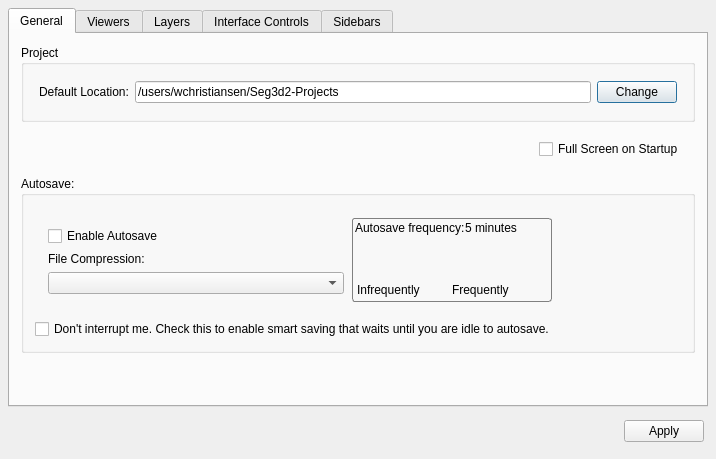
Above: src/Interface/AppPreferences/AppPreferences.ui from SCIInstitute/Seg3D before the change. Below: the same form after it.
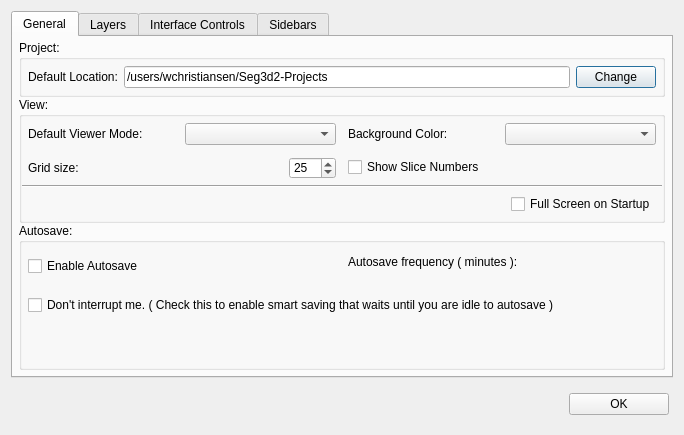
That is the form after the change. The open tabs and pages were chosen to show the change.

Diff of the .ui file:
```diff
--- a/src/Interface/AppPreferences/AppPreferences.ui
+++ b/src/Interface/AppPreferences/AppPreferences.ui
@@ -6,8 +6,8 @@
    <rect>
     <x>0</x>
     <y>0</y>
-    <width>716</width>
-    <height>459</height>
+    <width>684</width>
+    <height>435</height>
    </rect>
   </property>
   <property name="windowTitle">
@@ -35,13 +35,7 @@
 border: 1px solid gray;
 }</string>
   </property>
-  <layout class="QVBoxLayout" name="verticalLayout">
-   <property name="spacing">
-    <number>4</number>
-   </property>
-   <property name="margin">
-    <number>8</number>
-   </property>
+  <layout class="QVBoxLayout" name="verticalLayout_13">
    <item>
     <widget class="QTabWidget" name="prefs_tabs_">
      <property name="currentIndex">
@@ -51,7 +45,22 @@
       <attribute name="title">
        <string>General</string>
       </attribute>
-      <layout class="QVBoxLayout" name="verticalLayout_14">
+      <layout class="QVBoxLayout" name="verticalLayout_12">
+       <property name="spacing">
+        <number>0</number>
+       </property>
+       <property name="leftMargin">
+        <number>6</number>
+       </property>
+       <property name="topMargin">
+        <number>3</number>
+       </property>
+       <property name="rightMargin">
+        <number>6</number>
+       </property>
+       <property name="bottomMargin">
+        <number>6</number>
+       </property>
        <item>
         <widget class="QGroupBox" name="groupBox_9">
          <property name="sizePolicy">
@@ -61,9 +70,15 @@
           </sizepolicy>
          </property>
          <property name="title">
-          <string>Project</string>
+          <string>Project:</string>
          </property>
          <layout class="QVBoxLayout" name="verticalLayout_10">
+          <property name="spacing">
+           <number>0</number>
+          </property>
+          <property name="margin">
+           <number>0</number>
+          </property>
           <item>
            <widget class="QWidget" name="widget_2" native="true">
             <property name="minimumSize">
@@ -73,8 +88,11 @@
              </size>
             </property>
             <layout class="QHBoxLayout" name="horizontalLayout_2">
+             <property name="spacing">
+              <number>-1</number>
+             </property>
              <property name="margin">
-              <number>4</number>
+              <number>6</number>
              </property>
              <item>
               <widget class="QLabel" name="label_10">
@@ -107,104 +125,70 @@
         </widget>
        </item>
        <item>
-        <widget class="QWidget" name="widget_3" native="true">
-         <property name="sizePolicy">
-          <sizepolicy hsizetype="Preferred" vsizetype="Fixed">
-           <horstretch>0</horstretch>
-           <verstretch>0</verstretch>
-          </sizepolicy>
-         </property>
-         <layout class="QHBoxLayout" name="horizontalLayout_11">
-          <item>
-           <spacer name="horizontalSpacer_3">
-            <property name="orientation">
-             <enum>Qt::Horizontal</enum>
-            </property>
-            <property name="sizeHint" stdset="0">
-             <size>
-              <width>472</width>
-              <height>20</height>
-             </size>
-            </property>
-           </spacer>
-          </item>
-          <item>
-           <widget class="QCheckBox" name="full_screen_on_startup_checkbox_">
-            <property name="text">
-             <string>Full Screen on Startup</string>
-            </property>
-            <property name="checked">
-             <bool>false</bool>
-            </property>
-           </widget>
-          </item>
-         </layout>
-        </widget>
-       </item>
-       <item>
-        <widget class="QGroupBox" name="groupBox_2">
-         <property name="sizePolicy">
-          <sizepolicy hsizetype="Preferred" vsizetype="MinimumExpanding">
-           <horstretch>0</horstretch>
-           <verstretch>0</verstretch>
-          </sizepolicy>
-         </property>
+        <widget class="QGroupBox" name="groupBox_3">
          <property name="title">
-          <string>Autosave:</string>
+          <string>View:</string>
          </property>
-         <layout class="QVBoxLayout" name="verticalLayout_13">
+         <layout class="QVBoxLayout" name="verticalLayout_11">
+          <property name="spacing">
+           <number>0</number>
+          </property>
+          <property name="margin">
+           <number>0</number>
+          </property>
           <item>
-           <widget class="QWidget" name="widget_24" native="true">
-            <layout class="QHBoxLayout" name="horizontalLayout_20">
+           <widget class="QWidget" name="widget_20" native="true">
+            <layout class="QHBoxLayout" name="horizontalLayout_12" stretch="1,1">
+             <property name="spacing">
+              <number>0</number>
+             </property>
+             <property name="margin">
+              <number>0</number>
+             </property>
              <item>
-              <widget class="QWidget" name="widget_23" native="true">
-               <property name="minimumSize">
-                <size>
-                 <width>300</width>
-                 <height>0</height>
-                </size>
-               </property>
-               <layout class="QVBoxLayout" name="verticalLayout_12">
-                <property name="spacing">
-                 <number>0</number>
+              <widget class="QWidget" name="widget_21" native="true">
+               <layout class="QGridLayout" name="gridLayout_4" columnstretch="0,0">
+                <property name="horizontalSpacing">
+                 <number>6</number>
+                </property>
+                <property name="verticalSpacing">
+                 <number>12</number>
                 </property>
                 <property name="margin">
-                 <number>2</number>
+                 <number>6</number>
                 </property>
-                <item>
-                 <widget class="QWidget" name="widget_13" native="true">
-                  <property name="minimumSize">
-                   <size>
-                    <width>0</width>
-                    <height>32</height>
-                   </size>
+                <item row="0" column="0">
+                 <widget class="QLabel" name="label">
+                  <property name="sizePolicy">
+                   <sizepolicy hsizetype="MinimumExpanding" vsizetype="Preferred">
+                    <horstretch>0</horstretch>
+                    <verstretch>0</verstretch>
+                   </sizepolicy>
                   </property>
-                  <layout class="QHBoxLayout" name="horizontalLayout_3">
-                   <property name="spacing">
-                    <number>0</number>
-                   </property>
-                   <property name="margin">
-                    <number>0</number>
-                   </property>
-                   <item>
-                    <widget class="QCheckBox" name="auto_save_checkbox_">
-                     <property name="text">
-                      <string>Enable Autosave</string>
-                     </property>
-                    </widget>
-                   </item>
-                  </layout>
+                  <property name="text">
+                   <string>Default Viewer Mode:</string>
+                  </property>
                  </widget>
                 </item>
-                <item>
-                 <widget class="QWidget" name="widget_20" native="true">
-                  <property name="minimumSize">
-                   <size>
-                    <width>0</width>
-                    <height>48</height>
-                   </size>
+                <item row="0" column="1">
+                 <widget class="QComboBox" name="viewer_mode_combobox_"/>
+                </item>
+                <item row="1" column="0">
+                 <widget class="QLabel" name="label_3">
+                  <property name="sizePolicy">
+                   <sizepolicy hsizetype="MinimumExpanding" vsizetype="Preferred">
+                    <horstretch>0</horstretch>
+                    <verstretch>0</verstretch>
+                   </sizepolicy>
                   </property>
-                  <layout class="QVBoxLayout" name="verticalLayout_11">
+                  <property name="text">
+                   <string>Grid size:</string>
+                  </property>
+                 </widget>
+                </item>
+                <item row="1" column="1">
+                 <widget class="QWidget" name="widget_22" native="true">
+                  <layout class="QHBoxLayout" name="horizontalLayout_19">
                    <property name="spacing">
                     <number>0</number>
                    </property>
@@ -212,55 +196,41 @@
                     <number>0</number>
                    </property>
                    <item>
-                    <widget class="QWidget" name="widget_21" native="true">
-                     <layout class="QHBoxLayout" name="horizontalLayout_18">
-                      <property name="spacing">
-                       <number>0</number>
-                      </property>
-                      <property name="margin">
-                       <number>0</number>
-                      </property>
-                      <item>
-                       <widget class="QLabel" name="label_21">
-                        <property name="sizePolicy">
-                         <sizepolicy hsizetype="Preferred" vsizetype="Fixed">
-                          <horstretch>0</horstretch>
-                          <verstretch>0</verstretch>
-                         </sizepolicy>
-                        </property>
-                        <property name="text">
-                         <string>File Compression:</string>
-                        </property>
-                       </widget>
-                      </item>
-                     </layout>
-                    </widget>
+                    <spacer name="horizontalSpacer_4">
+                     <property name="orientation">
+                      <enum>Qt::Horizontal</enum>
+                     </property>
+                     <property name="sizeHint" stdset="0">
+                      <size>
+                       <width>40</width>
+                       <height>20</height>
+                      </size>
+                     </property>
+                    </spacer>
                    </item>
                    <item>
-                    <widget class="QWidget" name="widget_22" native="true">
+                    <widget class="QSpinBox" name="grid_size_spinbox_">
                      <property name="sizePolicy">
-                      <sizepolicy hsizetype="Preferred" vsizetype="MinimumExpanding">
+                      <sizepolicy hsizetype="Preferred" vsizetype="Fixed">
                        <horstretch>0</horstretch>
                        <verstretch>0</verstretch>
                       </sizepolicy>
                      </property>
-                     <property name="minimumSize">
+                     <property name="maximumSize">
                       <size>
-                       <width>0</width>
-                       <height>32</height>
+                       <width>85</width>
+                       <height>16777215</height>
                       </size>
                      </property>
-                     <layout class="QHBoxLayout" name="horizontalLayout_19">
-                      <property name="spacing">
-                       <number>0</number>
-                      </property>
-                      <property name="margin">
-                       <number>0</number>
-                      </property>
-                      <item>
-                       <widget class="QComboBox" name="compression_combobox_"/>
-                      </item>
-                     </layout>
+                     <property name="minimum">
+                      <number>1</number>
+                     </property>
+                     <property name="maximum">
+                      <number>100</number>
+                     </property>
+                     <property name="value">
+                      <number>25</number>
+                     </property>
                     </widget>
                    </item>
                   </layout>
@@ -270,169 +240,187 @@
               </widget>
              </item>
              <item>
-              <widget class="QFrame" name="frequency_frame_">
-               <property name="minimumSize">
-                <size>
-                 <width>200</width>
-                 <height>0</height>
-                </size>
+              <widget class="QWidget" name="widget_4" native="true">
+               <property name="layoutDirection">
+                <enum>Qt::LeftToRight</enum>
                </property>
-               <property name="frameShape">
-                <enum>QFrame::StyledPanel</enum>
-               </property>
-               <property name="frameShadow">
-                <enum>QFrame::Plain</enum>
-               </property>
-               <property name="lineWidth">
-                <number>1</number>
-               </property>
-               <layout class="QVBoxLayout" name="verticalLayout_9">
-                <property name="spacing">
-                 <number>0</number>
+               <layout class="QGridLayout" name="gridLayout">
+                <property name="horizontalSpacing">
+                 <number>6</number>
+                </property>
+                <property name="verticalSpacing">
+                 <number>12</number>
                 </property>
                 <property name="margin">
-                 <number>2</number>
+                 <number>6</number>
                 </property>
-                <item>
-                 <widget class="QWidget" name="widget_14" native="true">
-                  <property name="sizePolicy">
-                   <sizepolicy hsizetype="Preferred" vsizetype="Fixed">
-                    <horstretch>0</horstretch>
-                    <verstretch>0</verstretch>
-                   </sizepolicy>
+                <item row="0" column="1">
+                 <widget class="QComboBox" name="background_color_combobox_">
+                  <property name="maximumSize">
+                   <size>
+                    <width>16777215</width>
+                    <height>16777215</height>
+                   </size>
                   </property>
-                  <layout class="QHBoxLayout" name="horizontalLayout_17">
-                   <property name="spacing">
-                    <number>0</number>
-                   </property>
-                   <property name="margin">
-                    <number>0</number>
-                   </property>
-                   <item>
-                    <widget class="QLabel" name="label_20">
-                     <property name="text">
-                      <string>Autosave frequency:</string>
-                     </property>
-                    </widget>
-                   </item>
-                   <item>
-                    <widget class="QWidget" name="widget_25" native="true">
-                     <property name="layoutDirection">
-                      <enum>Qt::RightToLeft</enum>
-                     </property>
-                     <layout class="QHBoxLayout" name="frequency_layout_">
-                      <property name="spacing">
-                       <number>0</number>
-                      </property>
-                      <property name="margin">
-                       <number>0</number>
-                      </property>
-                      <item>
-                       <widget class="QLabel" name="frequency_label_">
-                        <property name="layoutDirection">
-                         <enum>Qt::LeftToRight</enum>
-                        </property>
-                        <property name="text">
-                         <string>5 minutes</string>
-                        </property>
-                       </widget>
-                      </item>
-                     </layout>
-                    </widget>
-                   </item>
-                  </layout>
                  </widget>
                 </item>
-                <item>
-                 <widget class="QWidget" name="widget_15" native="true">
-                  <layout class="QHBoxLayout" name="horizontalLayout_13">
-                   <property name="spacing">
-                    <number>0</number>
-                   </property>
-                   <property name="margin">
-                    <number>2</number>
-                   </property>
-                  </layout>
+                <item row="2" column="0">
+                 <widget class="QCheckBox" name="show_slice_numbers_checkbox_">
+                  <property name="text">
+                   <string>Show Slice Numbers</string>
+                  </property>
                  </widget>
                 </item>
-                <item>
-                 <widget class="QWidget" name="widget_16" native="true">
-                  <property name="sizePolicy">
-                   <sizepolicy hsizetype="Preferred" vsizetype="Fixed">
-                    <horstretch>0</horstretch>
-                    <verstretch>0</verstretch>
-                   </sizepolicy>
+                <item row="0" column="0">
+                 <widget class="QLabel" name="label_2">
+                  <property name="text">
+                   <string>Background Color:</string>
                   </property>
-                  <layout class="QHBoxLayout" name="horizontalLayout_16">
-                   <property name="spacing">
-                    <number>0</number>
-                   </property>
-                   <property name="margin">
-                    <number>2</number>
-                   </property>
-                   <item>
-                    <widget class="QWidget" name="widget_18" native="true">
-                     <layout class="QHBoxLayout" name="horizontalLayout_15">
-                      <property name="spacing">
-                       <number>0</number>
-                      </property>
-                      <property name="margin">
-                       <number>0</number>
-                      </property>
-                      <item>
-                       <widget class="QLabel" name="label_19">
-                        <property name="layoutDirection">
-                         <enum>Qt::LeftToRight</enum>
-                        </property>
-                        <property name="text">
-                         <string>Infrequently</string>
-                        </property>
-                       </widget>
-                      </item>
-                     </layout>
-                    </widget>
-                   </item>
-                   <item>
-                    <widget class="QWidget" name="widget_17" native="true">
-                     <layout class="QHBoxLayout" name="horizontalLayout_14">
-                      <property name="spacing">
-                       <number>0</number>
-                      </property>
-                      <property name="margin">
-                       <number>0</number>
-                      </property>
-                      <item>
-                       <widget class="QLabel" name="label_9">
-                        <property name="layoutDirection">
-                         <enum>Qt::RightToLeft</enum>
-                        </property>
-                        <property name="text">
-                         <string>Frequently</string>
-                        </property>
-                       </widget>
-                      </item>
-                     </layout>
-                    </widget>
-                   </item>
-                  </layout>
                  </widget>
                 </item>
                </layout>
               </widget>
              </item>
+            </layout>
+           </widget>
+          </item>
+          <item>
+           <widget class="Line" name="line">
+            <property name="orientation">
+             <enum>Qt::Horizontal</enum>
+            </property>
+           </widget>
+          </item>
+          <item>
+           <widget class="QWidget" name="widget_3" native="true">
+            <property name="sizePolicy">
+             <sizepolicy hsizetype="Preferred" vsizetype="Fixed">
+              <horstretch>0</horstretch>
+              <verstretch>0</verstretch>
+             </sizepolicy>
+            </property>
+            <layout class="QHBoxLayout" name="horizontalLayout_11">
+             <property name="margin">
+              <number>6</number>
+             </property>
              <item>
-              <spacer name="horizontalSpacer_7">
+              <spacer name="horizontalSpacer_3">
                <property name="orientation">
                 <enum>Qt::Horizontal</enum>
                </property>
                <property name="sizeHint" stdset="0">
                 <size>
-                 <width>40</width>
+                 <width>472</width>
                  <height>20</height>
                 </size>
                </property>
               </spacer>
              </item>
+             <item>
+              <widget class="QCheckBox" name="full_screen_on_startup_checkbox_">
+               <property name="text">
+                <string>Full Screen on Startup</string>
+               </property>
+               <property name="checked">
+                <bool>false</bool>
+               </property>
+              </widget>
+             </item>
+            </layout>
+           </widget>
+          </item>
+         </layout>
+        </widget>
+       </item>
+       <item>
+        <widget class="QGroupBox" name="groupBox_2">
+         <property name="sizePolicy">
+          <sizepolicy hsizetype="Preferred" vsizetype="MinimumExpanding">
+           <horstretch>0</horstretch>
+           <verstretch>0</verstretch>
+          </sizepolicy>
+         </property>
+         <property name="title">
+          <string>Autosave:</string>
+         </property>
+         <layout class="QVBoxLayout" name="verticalLayout_9">
+          <property name="spacing">
+           <number>0</number>
+          </property>
+          <property name="margin">
+           <number>0</number>
+          </property>
+          <item>
+           <widget class="QWidget" name="widget_13" native="true">
+            <property name="minimumSize">
+             <size>
+              <width>0</width>
+              <height>32</height>
+             </size>
+            </property>
+            <layout class="QHBoxLayout" name="horizontalLayout_14" stretch="1,1">
+             <property name="spacing">
+              <number>0</number>
+             </property>
+             <property name="margin">
+              <number>6</number>
+             </property>
+             <item>
+              <widget class="QCheckBox" name="auto_save_checkbox_">
+               <property name="text">
+                <string>Enable Autosave</string>
+               </property>
+              </widget>
+             </item>
+             <item>
+              <widget class="QWidget" name="widget_14" native="true">
+               <layout class="QVBoxLayout" name="verticalLayout" stretch="0,1">
+                <property name="spacing">
+                 <number>0</number>
+                </property>
+                <property name="margin">
+                 <number>0</number>
+                </property>
+                <item>
+                 <widget class="QWidget" name="widget_16" native="true">
+                  <property name="minimumSize">
+                   <size>
+                    <width>0</width>
+                    <height>24</height>
+                   </size>
+                  </property>
+                  <layout class="QHBoxLayout" name="horizontalLayout_3">
+                   <property name="spacing">
+                    <number>0</number>
+                   </property>
+                   <property name="margin">
+                    <number>6</number>
+                   </property>
+                   <item>
+                    <widget class="QLabel" name="label_9">
+                     <property name="text">
+                      <string>Autosave frequency ( minutes ):</string>
+                     </property>
+                    </widget>
+                   </item>
+                  </layout>
+                 </widget>
+                </item>
+                <item>
+                 <widget class="QWidget" name="widget_15" native="true">
+                  <layout class="QHBoxLayout" name="horizontalLayout_13">
+                   <property name="spacing">
+                    <number>0</number>
+                   </property>
+                   <property name="margin">
+                    <number>0</number>
+                   </property>
+                  </layout>
+                 </widget>
+                </item>
+               </layout>
+              </widget>
+             </item>
             </layout>
            </widget>
           </item>
@@ -443,154 +431,34 @@
               <number>0</number>
              </property>
              <property name="margin">
-              <number>0</number>
+              <number>6</number>
              </property>
              <item>
               <widget class="QCheckBox" name="smart_save_checkbox_">
                <property name="text">
-                <string>Don't interrupt me. Check this to enable smart saving that waits until you are idle to autosave. </string>
+                <string>Don't interrupt me. ( Check this to enable smart saving that waits until you are idle to autosave )</string>
                </property>
               </widget>
              </item>
             </layout>
            </widget>
           </item>
-         </layout>
-        </widget>
-       </item>
-       <item>
-        <spacer name="verticalSpacer_2">
-         <property name="orientation">
-          <enum>Qt::Vertical</enum>
-         </property>
-         <property name="sizeHint" stdset="0">
-          <size>
-           <width>20</width>
-           <height>125</height>
-          </size>
-         </property>
-        </spacer>
-       </item>
-      </layout>
-     </widget>
-     <widget class="QWidget" name="tab_viewers_">
-      <attribute name="title">
-       <string>Viewers</string>
-      </attribute>
-      <layout class="QHBoxLayout" name="horizontalLayout_12">
-       <item>
-        <spacer name="horizontalSpacer_4">
-         <property name="orientation">
-          <enum>Qt::Horizontal</enum>
-         </property>
-         <property name="sizeHint" stdset="0">
-          <size>
-           <width>100</width>
-           <height>20</height>
-          </size>
-         </property>
-        </spacer>
-       </item>
-       <item>
-        <widget class="QWidget" name="widget_4" native="true">
-         <property name="layoutDirection">
-          <enum>Qt::LeftToRight</enum>
-         </property>
-         <layout class="QGridLayout" name="gridLayout">
-          <item row="0" column="0">
-           <widget class="QLabel" name="label">
-            <property name="sizePolicy">
-             <sizepolicy hsizetype="MinimumExpanding" vsizetype="Preferred">
-              <horstretch>0</horstretch>
-              <verstretch>0</verstretch>
-             </sizepolicy>
+          <item>
+           <spacer name="verticalSpacer_2">
+            <property name="orientation">
+             <enum>Qt::Vertical</enum>
             </property>
-            <property name="text">
-             <string>Default Viewer Mode:</string>
-            </property>
-           </widget>
-          </item>
-          <item row="1" column="0">
-           <widget class="QLabel" name="label_3">
-            <property name="sizePolicy">
-             <sizepolicy hsizetype="MinimumExpanding" vsizetype="Preferred">
-              <horstretch>0</horstretch>
-              <verstretch>0</verstretch>
-             </sizepolicy>
-            </property>
-            <property name="text">
-             <string>Grid size:</string>
-            </property>
-           </widget>
-          </item>
-          <item row="1" column="1">
-           <widget class="QSpinBox" name="grid_size_spinbox_">
-            <property name="sizePolicy">
-             <sizepolicy hsizetype="Preferred" vsizetype="Fixed">
-              <horstretch>0</horstretch>
-              <verstretch>0</verstretch>
-             </sizepolicy>
-            </property>
-            <property name="maximumSize">
+            <property name="sizeHint" stdset="0">
              <size>
-              <width>16777215</width>
-              <height>16777215</height>
+              <width>20</width>
+              <height>40</height>
              </size>
             </property>
-            <property name="minimum">
-             <number>1</number>
-            </property>
-            <property name="maximum">
-             <number>100</number>
-            </property>
-            <property name="value">
-             <number>25</number>
-            </property>
-           </widget>
+           </spacer>
           </item>
-          <item row="2" column="1">
-           <widget class="QComboBox" name="background_color_combobox_">
-            <property name="maximumSize">
-             <size>
-              <width>16777215</width>
-              <height>16777215</height>
-             </size>
-            </property>
-           </widget>
-          </item>
-          <item row="0" column="1">
-           <widget class="QComboBox" name="viewer_mode_combobox_"/>
-          </item>
-          <item row="4" column="0">
-           <widget class="QCheckBox" name="show_slice_numbers_checkbox_">
-            <property name="text">
-             <string>Show Slice Numbers</string>
-            </property>
-           </widget>
-          </item>
-          <item row="2" column="0">
-           <widget class="QLabel" name="label_2">
-            <property name="text">
-             <string>Background Color:</string>
-            </property>
-           </widget>
-          </item>
          </layout>
         </widget>
        </item>
-       <item>
-        <spacer name="horizontalSpacer_5">
-         <property name="orientation">
-          <enum>Qt::Horizontal</enum>
-         </property>
-         <property name="sizeHint" stdset="0">
-          <size>
-           <width>40</width>
-           <height>20</height>
-          </size>
-         </property>
-        </spacer>
-       </item>
       </layout>
      </widget>
      <widget class="QWidget" name="tab_layers_">
@@ -1277,8 +1145,14 @@
       </item>
       <item>
        <widget class="QPushButton" name="apply_button_">
+        <property name="minimumSize">
+         <size>
+          <width>100</width>
+          <height>0</height>
+         </size>
+        </property>
         <property name="text">
-         <string>Apply</string>
+         <string>OK</string>
         </property>
        </widget>
       </item>
```
Left out of the diff: 4 changed lines with no effect on the pictures.
